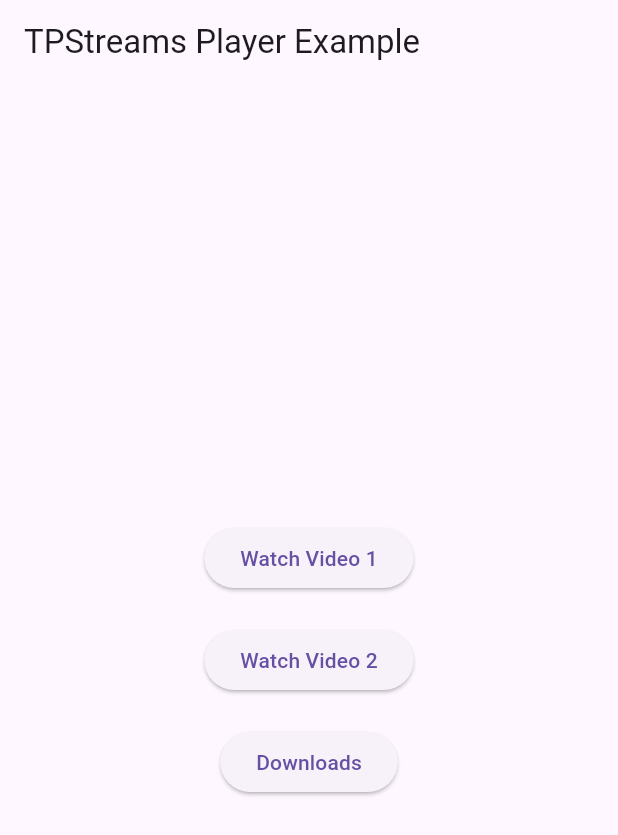
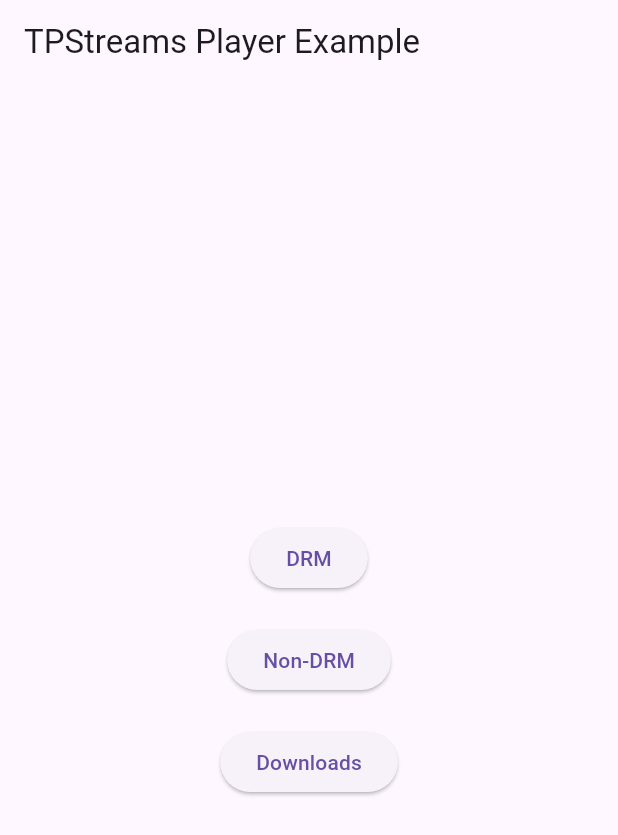
Before and after one commit to testpress/sample_flutter_app, a Flutter app: the screen it shows after launch, on a phone screen of 412 x 824 dp. Shown: the top 835 px of the screen. Run offline on Flutter 3.47's test engine with Material 3 defaults, Android fonts, the phone set to English and light mode, and no system bars; missing offline and left inert: tpstreams_player_sdk.

```diff
--- a/lib/main.dart
+++ b/lib/main.dart
@@ -4,7 +4,7 @@ import 'screens/downloads_screen.dart';
 import 'screens/video_screen.dart';
 
 void main() {
-  TPStreamsSDK.initialize(provider: PROVIDER.tpstreams, orgCode: "6eafqn");
+  TPStreamsSDK.initialize(provider: PROVIDER.tpstreams, orgCode: "9q94nm");
 
   runApp(MyApp());
 }
@@ -41,14 +41,14 @@ class _HomePageState extends State<HomePage> {
   Widget build(BuildContext context) {
     final videos = [
       (
-        title: 'Watch Video 1',
-        assetId: '8eaHZjXt6km',
-        accessToken: '16b608ba-9979-45a0-94fb-b27c1a86b3c1'
+        title: 'DRM',
+        assetId: '42h2tZ5fmNf',
+        accessToken: '9327e2d0-fa13-4288-902d-840f32cd0eed'
       ),
       (
-        title: 'Watch Video 2',
-        assetId: '68PAFnYTjSU',
-        accessToken: '5f3ded52-ace8-487e-809c-10de895872d6'
+        title: 'Non-DRM',
+        assetId: 'BEArYFdaFbt',
+        accessToken: 'e6a1b485-daad-42eb-8cf2-6b6e51631092'
       ),
     ];
 
```
